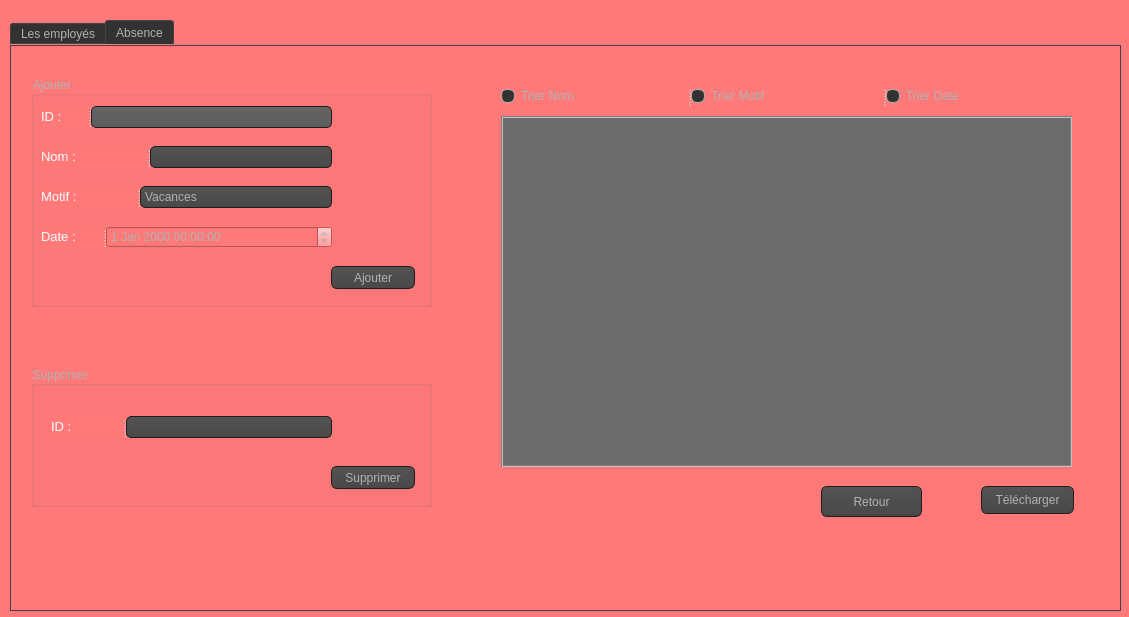
soumaya-nheri/Smart-Restaurant-2A27, file gestion_personnel.ui: the form before one commit.
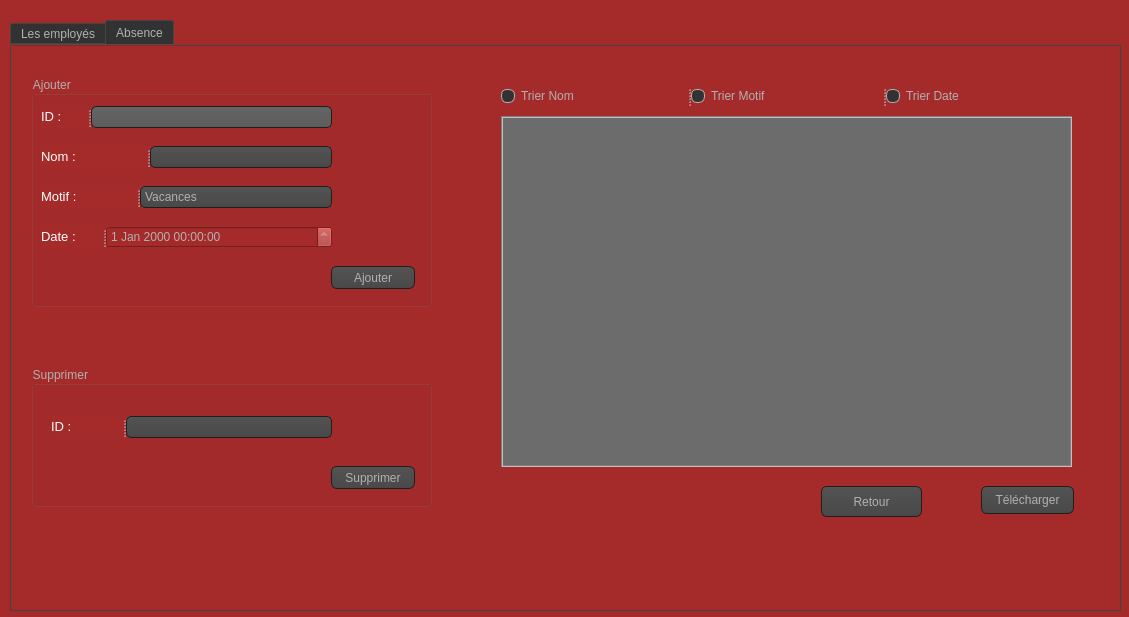
The form after the commit. The open tabs and pages were chosen to show the change. Icons and pictures are not drawn.

What changed in the file:
```diff
--- a/gestion_personnel.ui
+++ b/gestion_personnel.ui
@@ -26,7 +26,7 @@
 QWidget
 {
     color: #b1b1b1;
-       background-color: #ff7979 ;
+       background-color:brown ;
 }
 
 QWidget:item:hover
```
Left out of the diff: 20 changed lines with no effect on the pictures.
